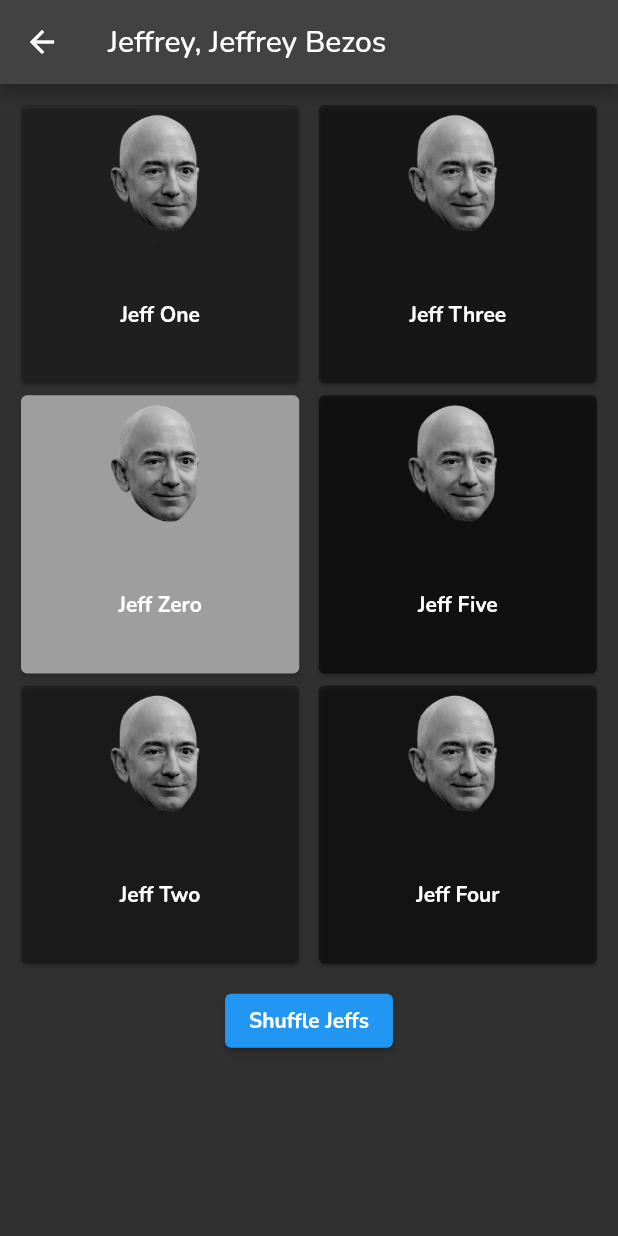
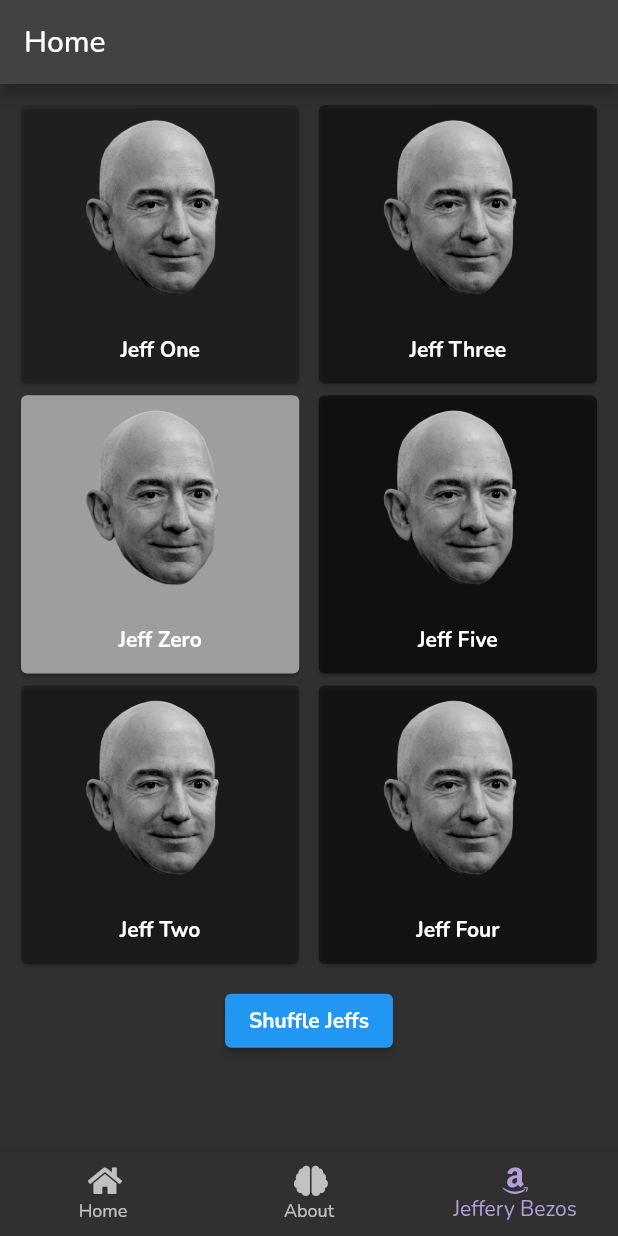
Before and after one commit to Squinnb/Virtual_Warehouse, a Flutter app: the screen it shows after launch, item 3 of the bottom bar chosen, after a tap on "Shuffle Jeffs", on a phone screen of 412 x 824 dp. Run offline on Flutter 3.47's test engine with Material 2 defaults, Android fonts, the light colour scheme and no system bars; our stand-ins replace font_awesome_flutter, google_fonts.

Commit message:
Changed routes into widgets to swap in/out of a single screens body

```diff
--- a/lib/About/about.dart
+++ /dev/null
@@ -1,19 +0,0 @@
-import 'package:flutter/material.dart';
-import '../Shared/shared.dart';
-
-class AboutScreen extends StatelessWidget {
-  const AboutScreen({Key? key}) : super(key: key);
-
-  @override
-  Widget build(BuildContext context) {
-    return Scaffold(
-      appBar: AppBar(
-        title: Text("About"),
-      ),
-      body: Center(
-        child: Text(
-            " CEO, entrepreneur \n Born in 1964 \n Jeffrey \n Jeffrey Bezos \n CEO, entrepreneur\n Born in 1964\nJeffrey \nJeffrey Bezos"),
-      ),
-    );
-  }
-}
--- a/lib/Home/home.dart
+++ /dev/null
@@ -1,23 +0,0 @@
-import 'package:flutter/material.dart';
-import '../Shared/shared.dart';
-
-class HomeScreen extends StatelessWidget {
-  // HomeScreen({Key? key}) : super(key: key);
-
-  @override
-  Widget build(BuildContext context) {
-    return Scaffold(
-      appBar: AppBar(
-        title: Text("Home"),
-      ),
-      body: Center(
-        child: Container(
-          margin: EdgeInsets.all(20.0),
-          child: Text(
-              "Welcome dear USER, to Amazon's virtual fulfilment center warehouse. I: Jeffrey, will be your guide on this journey. Let us begin."),
-        ),
-      ),
-      bottomNavigationBar: BottomNavBar(),
-    );
-  }
-}
--- a/lib/Jeffrey/jeffrey.dart
+++ /dev/null
@@ -1,58 +0,0 @@
-import 'package:flutter/material.dart';
-import 'package:provider/provider.dart';
-import 'jeffData.dart';
-import './jeffItem.dart';
-import '../Shared/shared.dart';
-
-class JeffreyScreen extends StatelessWidget {
-  static const String id = "/jeffrey";
-  const JeffreyScreen({Key? key}) : super(key: key);
-
-  @override
-  Widget build(BuildContext context) {
-    return Scaffold(
-      appBar: AppBar(
-        title: Text("Jeffrey, Jeffrey Bezos"),
-        automaticallyImplyLeading: false,
-      ),
-      body: Jeffrey(),
-      bottomNavigationBar: BottomNavBar(),
-    );
-  }
-}
-
-class Jeffrey extends StatelessWidget {
-  const Jeffrey({
-    Key? key,
-  }) : super(key: key);
-
-  @override
-  Widget build(BuildContext context) {
-    return Container(
-      child: Consumer<JeffBrain>(builder: (context, jeffData, child) {
-        return Column(
-          children: [
-            GridView.count(
-              shrinkWrap: true,
-              crossAxisCount: 2,
-              crossAxisSpacing: 5.0,
-              primary: false,
-              padding: EdgeInsets.all(10.0),
-              children: jeffData.jeffs.map((Jeff jb) {
-                return JeffItem(jb);
-              }).toList(),
-            ),
-            Center(
-              child: ElevatedButton(
-                child: Text("Shuffle Jeffs"),
-                onPressed: () {
-                  jeffData.shuffleJeffs();
-                },
-              ),
-            ),
-          ],
-        );
-      }),
-    );
-  }
-}
--- a/lib/Jeffrey/jeffreyList.dart
+++ /dev/null
@@ -1,43 +0,0 @@
-import 'package:flutter/material.dart';
-import 'package:provider/provider.dart';
-import 'jeffData.dart';
-import './jeffItem.dart';
-
-class JeffreyBezos extends StatelessWidget {
-  const JeffreyBezos({Key? key}) : super(key: key);
-
-  @override
-  Widget build(BuildContext context) {
-    return Scaffold(
-      appBar: AppBar(
-        title: Text("Jeffrey, Jeffrey Bezos"),
-      ),
-      body: Container(
-        child: Consumer<JeffData>(builder: (context, jeffData, child) {
-          return Column(
-            children: [
-              GridView.count(
-                shrinkWrap: true,
-                crossAxisCount: 2,
-                crossAxisSpacing: 5.0,
-                primary: false,
-                padding: EdgeInsets.all(10.0),
-                children: jeffData.jeffs.map((Jeff jb) {
-                  return JeffItem(jb);
-                }).toList(),
-              ),
-              Center(
-                child: ElevatedButton(
-                  child: Text("Shuffle Jeffs"),
-                  onPressed: () {
-                    jeffData.shuffleJeffs();
-                  },
-                ),
-              ),
-            ],
-          );
-        }),
-      ),
-    );
-  }
-}
--- a/lib/Jeffrey/jeffData.dart
+++ b/lib/Screens/Home/Jeffrey/jeffData.dart
@@ -1,7 +1,7 @@
 import 'package:flutter/foundation.dart';
 import 'package:flutter/material.dart';
 
-class JeffData extends ChangeNotifier {
+class JeffBrain extends ChangeNotifier {
   List<Jeff> jeffs = [
     Jeff(name: 'Jeff Zero', id: 0, color: Colors.grey),
     Jeff(name: 'Jeff One', id: 1, color: Colors.black12),
@@ -12,6 +12,7 @@ class JeffData extends ChangeNotifier {
   ];
 
   int jeffreyPoints = 0;
+  String jeffLang = "en";
 
   void increasePoints() {
     jeffreyPoints++;
@@ -28,11 +29,26 @@ class JeffData extends ChangeNotifier {
     jeffs.shuffle();
     notifyListeners();
   }
+
+  void ascSort() {
+    jeffs.sort((a, b) => a.id.compareTo(b.id));
+    notifyListeners();
+  }
+
+  void descSort() {
+    jeffs.sort((a, b) => b.id.compareTo(a.id));
+    notifyListeners();
+  }
 }
 
 class Jeff {
   int id;
-  String name = "Jeff ...";
+  String name;
   Color color;
-  Jeff({required this.id, required this.name, required this.color});
+  bool completed;
+  Jeff(
+      {required this.id,
+      required this.name,
+      required this.color,
+      this.completed = false});
 }
--- a/lib/Jeffrey/jeffItem.dart
+++ b/lib/Screens/Home/Jeffrey/jeffItem.dart
@@ -28,7 +28,7 @@ class JeffItem extends StatelessWidget {
             mainAxisAlignment: MainAxisAlignment.center,
             children: [
               Expanded(
-                flex: 2,
+                flex: 3,
                 child: SizedBox(
                   child: Image.asset(
                     'Images/bezos.png',
@@ -37,7 +37,7 @@ class JeffItem extends StatelessWidget {
                 ),
               ),
               Expanded(
-                  flex: 2,
+                  flex: 1,
                   child: Center(
                     child: Text(
                       jeff.name,
@@ -63,7 +63,7 @@ class JeffItemScreen extends StatelessWidget {
 
   @override
   Widget build(BuildContext context) {
-    JeffData jeffData = Provider.of<JeffData>(context);
+    JeffBrain jeffData = Provider.of<JeffBrain>(context);
     print(jeff.color);
     return Scaffold(
       appBar: AppBar(
--- /dev/null
+++ b/lib/Screens/Home/home.dart
@@ -0,0 +1,92 @@
+import 'package:flutter/material.dart';
+import 'package:provider/provider.dart';
+import './Jeffrey/jeffData.dart';
+import './Jeffrey/jeffItem.dart';
+import '../../Shared/shared.dart';
+
+class HomeScreen extends StatefulWidget {
+  static const String id = "/";
+  @override
+  State<HomeScreen> createState() => _HomeScreenState();
+}
+
+class _HomeScreenState extends State<HomeScreen> {
+  Map stage = {
+    "Home": HomeBody(),
+    "About": AboutBody(),
+    "Jeffrey": JeffreyBody(),
+  };
+  String selectedStage = "Home";
+  void setStage(String stageName) {
+    setState(() {
+      selectedStage = stageName;
+    });
+  }
+
+  @override
+  Widget build(BuildContext context) {
+    print(context);
+    return Scaffold(
+      appBar: AppBar(
+        title: Text("Home"),
+      ),
+      body: stage[selectedStage],
+      bottomNavigationBar: BottomNavBar(setStage),
+    );
+  }
+}
+
+class HomeBody extends StatelessWidget {
+  @override
+  Widget build(BuildContext context) {
+    return Center(
+      child: Container(
+        margin: EdgeInsets.all(20.0),
+        child: Text(
+            "Welcome dear USER, to Amazon's virtual fulfilment center warehouse. I: Jeffrey, will be your guide on this journey. Let us begin."),
+      ),
+    );
+  }
+}
+
+class AboutBody extends StatelessWidget {
+  @override
+  Widget build(BuildContext context) {
+    return Center(
+      child: Text(
+          " CEO, entrepreneur \n Born in 1964 \n Jeffrey \n Jeffrey Bezos \n CEO, entrepreneur\n Born in 1964\nJeffrey \nJeffrey Bezos"),
+    );
+  }
+}
+
+class JeffreyBody extends StatelessWidget {
+  @override
+  Widget build(BuildContext context) {
+    return Container(
+      child: Consumer<JeffBrain>(builder: (context, jeffData, child) {
+        return Column(
+          children: [
+            GridView.count(
+              shrinkWrap: true,
+              crossAxisCount: 2,
+              crossAxisSpacing: 5.0,
+              primary: false,
+              padding: EdgeInsets.all(10.0),
+              children: jeffData.jeffs.map((Jeff jb) {
+                return JeffItem(jb);
+              }).toList(),
+            ),
+            Center(
+              child: ElevatedButton(
+                child: Text("Shuffle Jeffs"),
+                onPressed: () {
+                  jeffData.shuffleJeffs();
+                },
+              ),
+            ),
+          ],
+        );
+      }),
+    );
+  }
+}
--- a/lib/Shared/bottomNav.dart
+++ b/lib/Shared/bottomNav.dart
@@ -1,25 +1,31 @@
 import 'package:flutter/material.dart';
 import 'package:font_awesome_flutter/font_awesome_flutter.dart';
 
-class BottomNavBar extends StatelessWidget {
+class BottomNavBar extends StatefulWidget {
+  final Function setStage;
+
+  BottomNavBar(this.setStage);
+
+  @override
+  State<BottomNavBar> createState() => _BottomNavBarState();
+}
+
+class _BottomNavBarState extends State<BottomNavBar> {
+  final List<String> body = ["Home", "About", "Jeffrey"];
+  int selectedIndex = 0;
+
   @override
   Widget build(BuildContext context) {
     return BottomNavigationBar(
-      fixedColor: Colors.deepPurple[200],
+      type: BottomNavigationBarType.fixed,
+      currentIndex: selectedIndex,
+      selectedItemColor: Colors.deepPurple[200],
       onTap: (int i) {
-        print("This is i: $i");
-        switch (i) {
-          case 0:
-            break;
-          case 1:
-            Navigator.pushNamed(context, "/about");
-            break;
-          case 2:
-            Navigator.pushNamed(context, "/jeffrey");
-            break;
-        }
+        print("in onTap");
+        widget.setStage(body[i]);
+        selectedIndex = i;
       },
-      items: const [
+      items: <BottomNavigationBarItem>[
         BottomNavigationBarItem(
           icon: Icon(
             FontAwesomeIcons.home,
--- a/lib/main.dart
+++ b/lib/main.dart
@@ -1,7 +1,8 @@
+import 'Screens/Home/home.dart';
 import 'package:christmas/theme.dart';
 import 'package:flutter/material.dart';
 import 'package:christmas/routes.dart';
-import 'Jeffrey/jeffData.dart';
+import 'Screens/Home/Jeffrey/jeffData.dart';
 import 'package:provider/provider.dart';
 
 void main() {
@@ -13,11 +14,12 @@ class App extends StatelessWidget {
   @override
   Widget build(BuildContext context) {
     return ChangeNotifierProvider(
-      create: (context) => JeffData(),
+      create: (context) => JeffBrain(),
       child: MaterialApp(
-        routes: appRoutes,
         title: 'Flutter Man',
         theme: appTheme,
+        initialRoute: HomeScreen.id,
+        routes: appRoutes,
       ),
     );
   }
--- a/lib/routes.dart
+++ b/lib/routes.dart
@@ -1,9 +1,7 @@
-import 'package:christmas/About/about.dart';
-import 'package:christmas/Home/home.dart';
-import 'package:christmas/Jeffrey/jeffreyList.dart';
+import 'package:christmas/Screens/Home/home.dart';
+import 'package:christmas/Screens/Home/Jeffrey/jeffItem.dart';
 
 var appRoutes = {
-  '/': (context) => HomeScreen(),
-  '/about': (context) => AboutScreen(),
-  '/jeffrey': (context) => JeffreyBezos(),
+  HomeScreen.id: (context) => HomeScreen(),
+  // JeffItemfScreen.id: (context) => JeffItemScreen(),
 };
```
Also changed, not shown: pubspec.lock, 5 other files.
